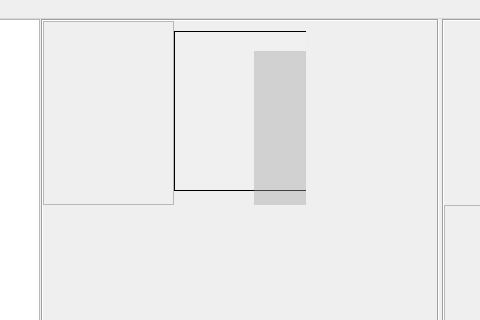
First picture: the form in main_V2.ui, repository AnamKwon/MaxBong_project, before the edit; both pictures show x 210 to 690 and y 0 to 320 of the 1200 by 675 pixel window.
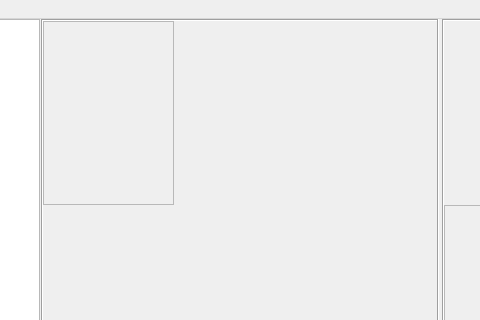
Second picture: the form after the edit.

The edit to the form file:
```diff
--- a/main_V2.ui
+++ b/main_V2.ui
@@ -267,62 +267,6 @@
                    <property name="frameShadow">
                     <enum>QFrame::Raised</enum>
                    </property>
-                   <widget class="QMdiArea" name="mdiArea">
-                    <property name="geometry">
-                     <rect>
-                      <x>0</x>
-                      <y>10</y>
-                      <width>200</width>
-                      <height>160</height>
-                     </rect>
-                    </property>
-                    <property name="frameShape">
-                     <enum>QFrame::Box</enum>
-                    </property>
-                    <property name="background">
-                     <brush brushstyle="Dense6Pattern">
-                      <color alpha="100">
-                       <red>255</red>
-                       <green>255</green>
-                       <blue>255</blue>
-                      </color>
-                     </brush>
-                    </property>
-                    <property name="viewMode">
-                     <enum>QMdiArea::SubWindowView</enum>
-                    </property>
-                    <property name="tabsClosable">
-                     <bool>false</bool>
-                    </property>
-                    <property name="tabsMovable">
-                     <bool>false</bool>
-                    </property>
-                    <property name="tabShape">
-                     <enum>QTabWidget::Rounded</enum>
-                    </property>
-                    <property name="tabPosition">
-                     <enum>QTabWidget::North</enum>
-                    </property>
-                   </widget>
-                   <widget class="QMdiArea" name="mdiArea_2">
-                    <property name="geometry">
-                     <rect>
-                      <x>80</x>
-                      <y>30</y>
-                      <width>200</width>
-                      <height>160</height>
-                     </rect>
-                    </property>
-                    <property name="background">
-                     <brush brushstyle="SolidPattern">
-                      <color alpha="100">
-                       <red>160</red>
-                       <green>160</green>
-                       <blue>160</blue>
-                      </color>
-                     </brush>
-                    </property>
-                   </widget>
                   </widget>
                  </item>
                  <item row="2" column="1">
```
